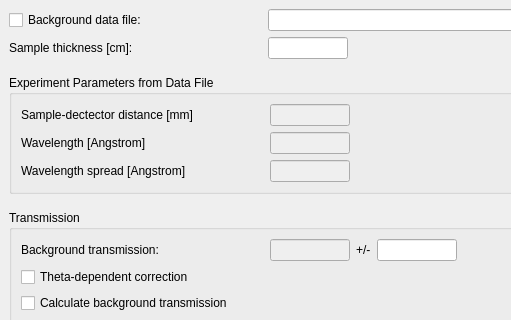
Above: Code/Mantid/scripts/Interface/ui/sans/hfir_background.ui from mantidproject/mantid before the change; both pictures show x 0 to 511 and y 0 to 320 of the 961 by 721 pixel window. Below: the same form after it.
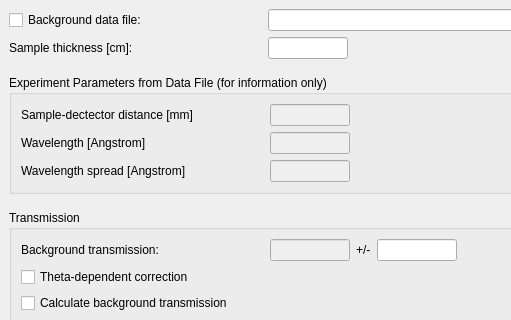
That is the form after the change.

What changed in the file:
```diff
--- a/Code/Mantid/scripts/Interface/ui/sans/hfir_background.ui
+++ b/Code/Mantid/scripts/Interface/ui/sans/hfir_background.ui
@@ -309,7 +309,7 @@
           </size>
          </property>
          <property name="title">
-          <string>Experiment Parameters from Data File</string>
+          <string>Experiment Parameters from Data File (for information only)</string>
          </property>
          <property name="alignment">
           <set>Qt::AlignLeading|Qt::AlignLeft|Qt::AlignTop</set>
```
